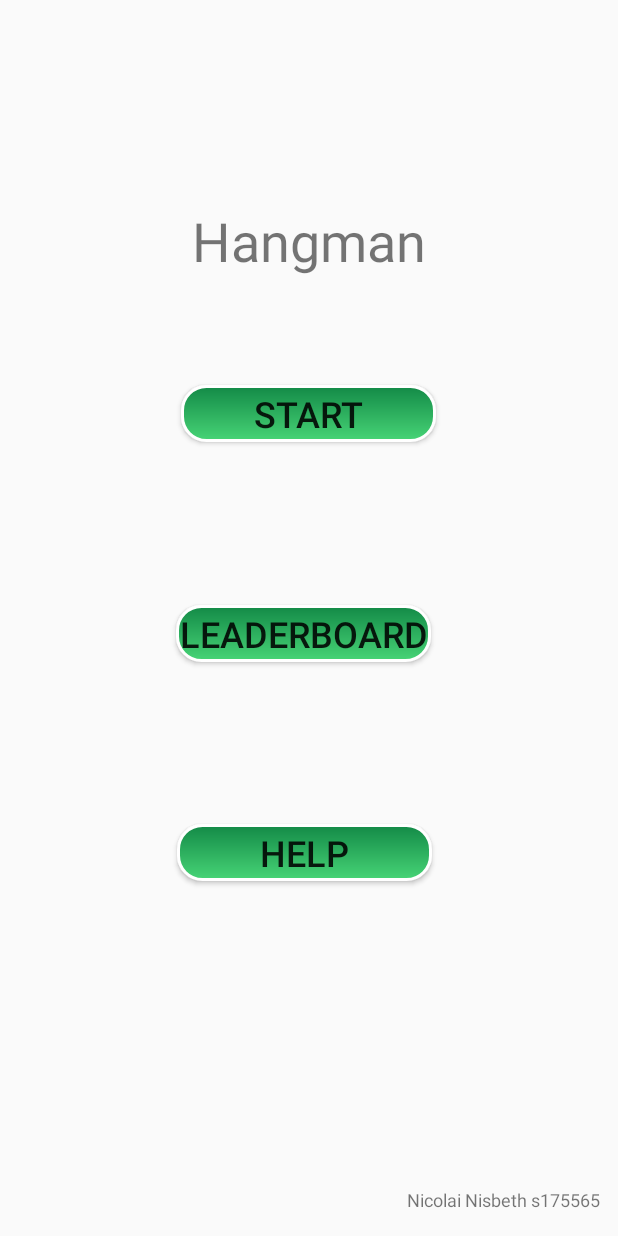
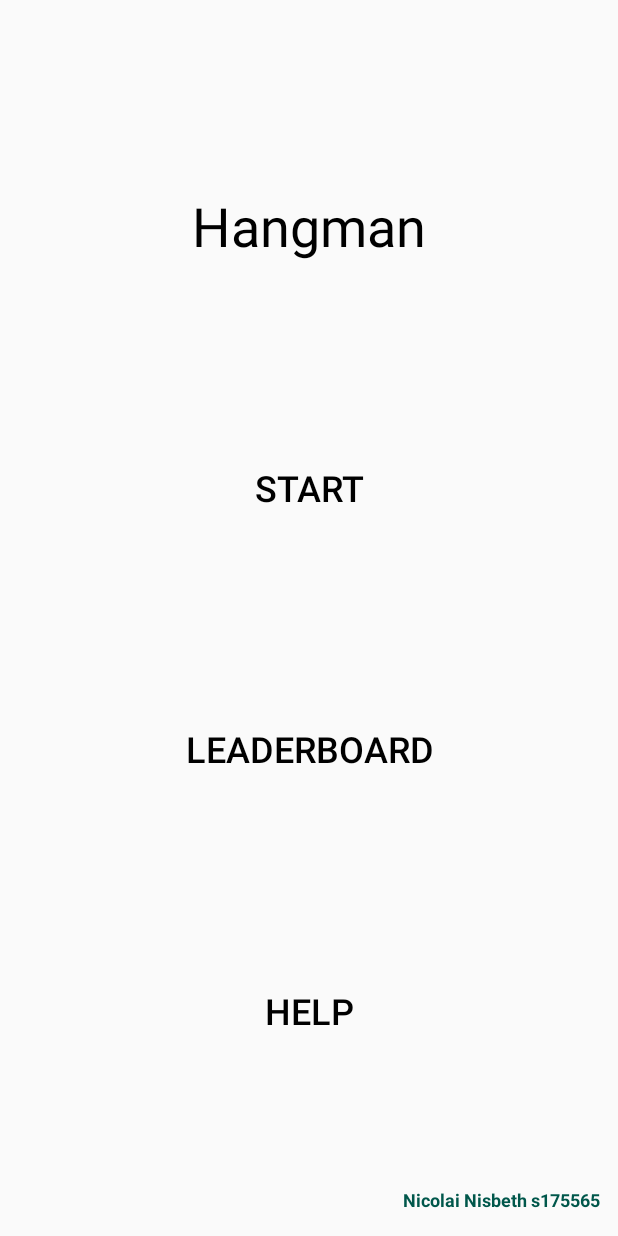
Before and after one commit to NicolaiNisbeth/galgeleg, an Android app: the Menu screen opened directly, with no data from a screen before it, on a phone screen of 412 x 824 dp. Run offline under Robolectric (Android 15) with nearby library versions, the phone set to English and light mode, and no system bars; network calls fail.

Commit message:
cleanup and made menu and end game layout landscape

```diff
--- a/app/src/main/java/com/example/galgeleg/activity/GameEnd.java
+++ b/app/src/main/java/com/example/galgeleg/activity/GameEnd.java
@@ -46,9 +46,6 @@ public class GameEnd extends AppCompatActivity implements View.OnClickListener {
 
     @Override
     public void onClick(View v) {
-
-        //independent of choice - data needs to be stored to display in high score !
-
         if (v == menu){
             Intent i = new Intent(this, Menu.class);
             finish();
--- a/app/src/main/java/com/example/galgeleg/activity/Menu.java
+++ b/app/src/main/java/com/example/galgeleg/activity/Menu.java
@@ -3,7 +3,6 @@ package com.example.galgeleg.activity;
 import android.content.Intent;
 import android.os.AsyncTask;
 import android.os.Bundle;
-import android.util.Log;
 import android.view.View;
 import android.widget.Button;
 
@@ -30,20 +29,20 @@ public class Menu extends AppCompatActivity implements View.OnClickListener {
         setContentView(R.layout.menu_activity);
 
         startGameBtn = findViewById(R.id.startBtn);
-        leaderboardBtn = findViewById(R.id.highscoreBtn);
+        leaderboardBtn = findViewById(R.id.leaderboardBtn);
         helpBtn = findViewById(R.id.helpBtn);
 
         startGameBtn.setOnClickListener(this);
         leaderboardBtn.setOnClickListener(this);
         helpBtn.setOnClickListener(this);
 
+        new loadWordsFromDR().execute(); // TODO: uncomment before submission
+        applyWordCache(); // TODO: uncomment before submission
+
         newVisitor = Boolean.valueOf(PreferenceReader.readSharedSetting(this, PREF_NEW_VISITOR, "true"));
-        Intent introIntent = new Intent(this, Onboarding.class);
-        introIntent.putExtra(PREF_NEW_VISITOR, newVisitor);
-
-        //new loadWordsFromDR().execute(); // TODO: uncomment before submission
-
         if (newVisitor) {
+            Intent introIntent = new Intent(this, Onboarding.class);
+            introIntent.putExtra(PREF_NEW_VISITOR, newVisitor);
             startActivity(introIntent);
         }
     }
@@ -54,26 +53,21 @@ public class Menu extends AppCompatActivity implements View.OnClickListener {
 
         // TODO: check cache and load words from dr async
         if (v == startGameBtn){
-            //applyWordCache(); // TODO: uncomment before submission
-            Log.i("myInfoTag", "startGameBtn clicked");
             startActivity(new Intent(this, Game.class));
         }
         else if (v == leaderboardBtn){
-            Log.i("myInfoTag", "leaderboardBtn clicked");
             startActivity(new Intent(this, Leaderboard.class));
 
         }
         else if (v == helpBtn){
-            Log.i("myInfoTag", "helpBtn clicked");
             startActivity(new Intent(this, Help.class));
         }
-
     }
 
     private void applyWordCache() {
         Logic l = Logic.getInstance();
 
-        String data = PreferenceReader.readSharedSetting(this, "words", "noValues");
+        String data = PreferenceReader.readSharedSetting(this, "WORDS", "noValues");
         String[] words = data.replaceAll("\\W+"," ").trim().split(" ");
 
         System.out.println("CACHE: " + Arrays.toString(words));
@@ -94,7 +88,7 @@ public class Menu extends AppCompatActivity implements View.OnClickListener {
                 words = l.hentOrdFraDr();
                 l.getWordLibrary().clear();
                 l.getWordLibrary().addAll(words);
-                PreferenceReader.saveSharedSetting(getBaseContext(), "words", String.valueOf(words));
+                PreferenceReader.saveSharedSetting(getBaseContext(), "WORDS", String.valueOf(words));
 
             } catch (Exception e) {
                 e.printStackTrace();
@@ -105,7 +99,7 @@ public class Menu extends AppCompatActivity implements View.OnClickListener {
 
         @Override
         protected void onPostExecute(Set<String> words) {
-            System.out.println(words);
+            System.out.println("Downloaded: " + words);
         }
     }
 
--- a/app/src/main/java/com/example/galgeleg/adapter/SliderAdapter.java
+++ b/app/src/main/java/com/example/galgeleg/adapter/SliderAdapter.java
@@ -27,22 +27,17 @@ public class SliderAdapter extends PagerAdapter {
             R.drawable.onboarding1
     };
 
-
     private String[] slide_headings = {
             "Welcome to Hangman",
             "Difficulty Through the Roof",
             "Let's get Started"
-
     };
 
     private String[] slide_descs = {
             "The game is about guessing the correct word within a certain number of guesses",
             "The words are uniquely chosen from the radio of Denmark",
             "I challenge you to prove yourself and be placed on our all time high score"
-
-
     };
-
 
     public SliderAdapter(Context context){
         this.context = context;
--- a/app/src/main/java/com/example/galgeleg/util/PreferenceReader.java
+++ b/app/src/main/java/com/example/galgeleg/util/PreferenceReader.java
@@ -4,9 +4,6 @@ package com.example.galgeleg.util;
 
 import android.content.Context;
 import android.content.SharedPreferences;
-
-import java.util.HashMap;
-import java.util.Map;
 
 /**
  * https://www.sundanesepeople.com/creating-onboarding-screen-android-studio/
@@ -32,5 +29,4 @@ public class PreferenceReader {
         editor.putString(settingName, settingValue);
         editor.apply();
     }
-
 }
--- a/app/src/main/res/layout-land/menu_activity.xml
+++ /dev/null
@@ -1,75 +0,0 @@
-<?xml version="1.0" encoding="utf-8"?>
-<androidx.constraintlayout.widget.ConstraintLayout xmlns:android="http://schemas.android.com/apk/res/android"
-    xmlns:app="http://schemas.android.com/apk/res-auto"
-    xmlns:tools="http://schemas.android.com/tools"
-    android:layout_width="match_parent"
-    android:layout_height="match_parent"
-    tools:context=".activity.Menu">
-
-    <TextView
-        android:id="@+id/textView"
-        android:layout_width="157dp"
-        android:layout_height="49dp"
-        android:layout_marginTop="50dp"
-        android:layout_marginBottom="30dp"
-        android:text="@string/menuTitle"
-        android:textSize="36sp"
-        android:textStyle="normal"
-        app:layout_constraintBottom_toTopOf="@+id/startBtn"
-        app:layout_constraintEnd_toEndOf="parent"
-        app:layout_constraintStart_toStartOf="parent"
-        app:layout_constraintTop_toTopOf="parent" />
-
-    <Button
-        android:id="@+id/startBtn"
-        android:layout_width="170dp"
-        android:layout_height="wrap_content"
-        android:layout_marginBottom="34dp"
-        android:background="@drawable/btn_rounded"
-        android:text="@string/startBtn"
-        android:textSize="24sp"
-        app:layout_constraintBottom_toTopOf="@+id/highscoreBtn"
-        app:layout_constraintEnd_toEndOf="parent"
-        app:layout_constraintStart_toStartOf="parent"
-        app:layout_constraintTop_toBottomOf="@+id/textView" />
-
-    <Button
-        android:id="@+id/highscoreBtn"
-        android:layout_width="170dp"
-        android:layout_height="wrap_content"
-        android:layout_marginBottom="34dp"
-        android:background="@drawable/btn_rounded"
-        android:text="@string/leaderboardBtn"
-        android:textSize="24sp"
-        app:layout_constraintBottom_toTopOf="@+id/helpBtn"
-        app:layout_constraintEnd_toEndOf="parent"
-        app:layout_constraintStart_toStartOf="parent"
-        app:layout_constraintTop_toBottomOf="@+id/startBtn" />
-
-    <Button
-        android:id="@+id/helpBtn"
-        android:layout_width="170dp"
-        android:layout_height="wrap_content"
-        android:layout_marginBottom="48dp"
-        android:background="@drawable/btn_rounded"
-        android:text="@string/helpBtn"
-        android:textSize="24sp"
-        app:layout_constraintBottom_toBottomOf="parent"
-        app:layout_constraintEnd_toEndOf="parent"
-        app:layout_constraintStart_toStartOf="parent"
-        app:layout_constraintTop_toBottomOf="@+id/highscoreBtn" />
-
-    <TextView
-        android:id="@+id/credits"
-        android:layout_width="wrap_content"
-        android:layout_height="wrap_content"
-        android:layout_marginEnd="11dp"
-        android:layout_marginRight="11dp"
-        android:layout_marginBottom="16dp"
-        android:text="@string/credits"
-        android:textSize="12sp"
-        app:layout_constraintBottom_toBottomOf="parent"
-        app:layout_constraintEnd_toEndOf="parent" />
-
-
-</androidx.constraintlayout.widget.ConstraintLayout>
--- a/app/src/main/res/layout/help_actitivy.xml
+++ b/app/src/main/res/layout/help_actitivy.xml
@@ -16,7 +16,7 @@
         android:layout_marginEnd="177dp"
         android:layout_marginRight="177dp"
         android:layout_marginBottom="644dp"
-        android:text="Help"
+        android:text="Under Construction"
         app:layout_constraintBottom_toBottomOf="parent"
         app:layout_constraintEnd_toEndOf="parent"
         app:layout_constraintStart_toStartOf="parent"
--- a/app/src/main/res/layout/menu_activity.xml
+++ b/app/src/main/res/layout/menu_activity.xml
@@ -10,94 +10,71 @@
         android:id="@+id/textView"
         android:layout_width="wrap_content"
         android:layout_height="wrap_content"
-        android:layout_marginStart="175dp"
-        android:layout_marginLeft="175dp"
-        android:layout_marginTop="136dp"
-        android:layout_marginEnd="175dp"
-        android:layout_marginRight="175dp"
-        android:layout_marginBottom="88dp"
         android:text="@string/menuTitle"
+        android:textColor="@android:color/black"
         android:textSize="36sp"
         android:textStyle="normal"
         app:layout_constraintBottom_toTopOf="@+id/startBtn"
         app:layout_constraintEnd_toEndOf="parent"
+        app:layout_constraintHorizontal_bias="0.5"
         app:layout_constraintStart_toStartOf="parent"
-        app:layout_constraintTop_toTopOf="parent"
-        app:layout_constraintVertical_bias="1.0" />
+        app:layout_constraintTop_toTopOf="parent" />
+
+    <Button
+        android:id="@+id/helpBtn"
+        android:layout_width="wrap_content"
+        android:layout_height="wrap_content"
+        android:background="@android:color/transparent"
+        android:text="@string/helpBtn"
+        android:textColor="@android:color/black"
+        android:textSize="24sp"
+        app:layout_constraintBottom_toBottomOf="parent"
+        app:layout_constraintEnd_toEndOf="parent"
+        app:layout_constraintHorizontal_bias="0.5"
+        app:layout_constraintStart_toStartOf="parent"
+        app:layout_constraintTop_toBottomOf="@+id/leaderboardBtn" />
 
     <Button
         android:id="@+id/startBtn"
-        android:layout_width="170dp"
-        android:layout_height="38dp"
-        android:layout_marginStart="120dp"
-        android:layout_marginLeft="120dp"
-        android:layout_marginTop="72dp"
-        android:layout_marginEnd="121dp"
-        android:layout_marginRight="121dp"
-        android:background="@drawable/btn_rounded"
+        android:layout_width="wrap_content"
+        android:layout_height="wrap_content"
+        android:background="@android:color/transparent"
         android:text="@string/startBtn"
+        android:textColor="@android:color/black"
         android:textSize="24sp"
+        app:layout_constraintBottom_toTopOf="@+id/leaderboardBtn"
         app:layout_constraintEnd_toEndOf="parent"
-        app:layout_constraintHorizontal_bias="1.0"
+        app:layout_constraintHorizontal_bias="0.5"
         app:layout_constraintStart_toStartOf="parent"
         app:layout_constraintTop_toBottomOf="@+id/textView" />
 
     <Button
-        android:id="@+id/highscoreBtn"
-        android:layout_width="170dp"
-        android:layout_height="38dp"
-        android:layout_marginStart="117dp"
-        android:layout_marginLeft="117dp"
-        android:layout_marginTop="43dp"
-        android:layout_marginEnd="124dp"
-        android:layout_marginRight="124dp"
-        android:background="@drawable/btn_rounded"
+        android:id="@+id/leaderboardBtn"
+        android:layout_width="wrap_content"
+        android:layout_height="wrap_content"
+        android:background="@android:color/transparent"
         android:text="@string/leaderboardBtn"
+        android:textColor="@android:color/black"
         android:textSize="24sp"
         app:layout_constraintBottom_toTopOf="@+id/helpBtn"
         app:layout_constraintEnd_toEndOf="parent"
-        app:layout_constraintHorizontal_bias="0.0"
+        app:layout_constraintHorizontal_bias="0.5"
         app:layout_constraintStart_toStartOf="parent"
         app:layout_constraintTop_toBottomOf="@+id/startBtn" />
-
-    <Button
-        android:id="@+id/helpBtn"
-        android:layout_width="170dp"
-        android:layout_height="38dp"
-        android:layout_marginStart="117dp"
-        android:layout_marginLeft="117dp"
-        android:layout_marginTop="42dp"
-        android:layout_marginEnd="124dp"
-        android:layout_marginRight="124dp"
-        android:layout_marginBottom="171dp"
-        android:background="@drawable/btn_rounded"
-        android:text="@string/helpBtn"
-        android:textSize="24sp"
-        app:layout_constraintBottom_toBottomOf="parent"
-        app:layout_constraintEnd_toEndOf="parent"
-        app:layout_constraintHorizontal_bias="1.0"
-        app:layout_constraintStart_toStartOf="parent"
-        app:layout_constraintTop_toBottomOf="@+id/highscoreBtn" />
 
     <TextView
         android:id="@+id/credits"
         android:layout_width="wrap_content"
         android:layout_height="wrap_content"
-        android:layout_marginStart="290dp"
-        android:layout_marginLeft="290dp"
-        android:layout_marginTop="701dp"
         android:layout_marginEnd="12dp"
         android:layout_marginRight="12dp"
         android:layout_marginBottom="16dp"
         android:text="@string/credits"
+        android:textColor="@color/colorPrimaryDark"
         android:textSize="12sp"
+        android:textStyle="bold"
         app:layout_constraintBottom_toBottomOf="parent"
-        app:layout_constraintEnd_toEndOf="parent"
-        app:layout_constraintHorizontal_bias="1.0"
-        app:layout_constraintStart_toStartOf="parent"
-        app:layout_constraintTop_toTopOf="parent"
-        app:layout_constraintVertical_bias="1.0" />
-
+        app:layout_constraintEnd_toEndOf="parent" />
 
 
 </androidx.constraintlayout.widget.ConstraintLayout>
```
Also changed, not shown: app/src/main/java/com/example/galgeleg/Logic.java (+3 -10 lines), app/src/main/java/com/example/galgeleg/activity/Game.java (+14 -11 lines), app/src/main/java/com/example/galgeleg/activity/Leaderboard.java (+17 -13 lines), app/src/main/res/layout/activity_game_end.xml (+57 -37 lines).
